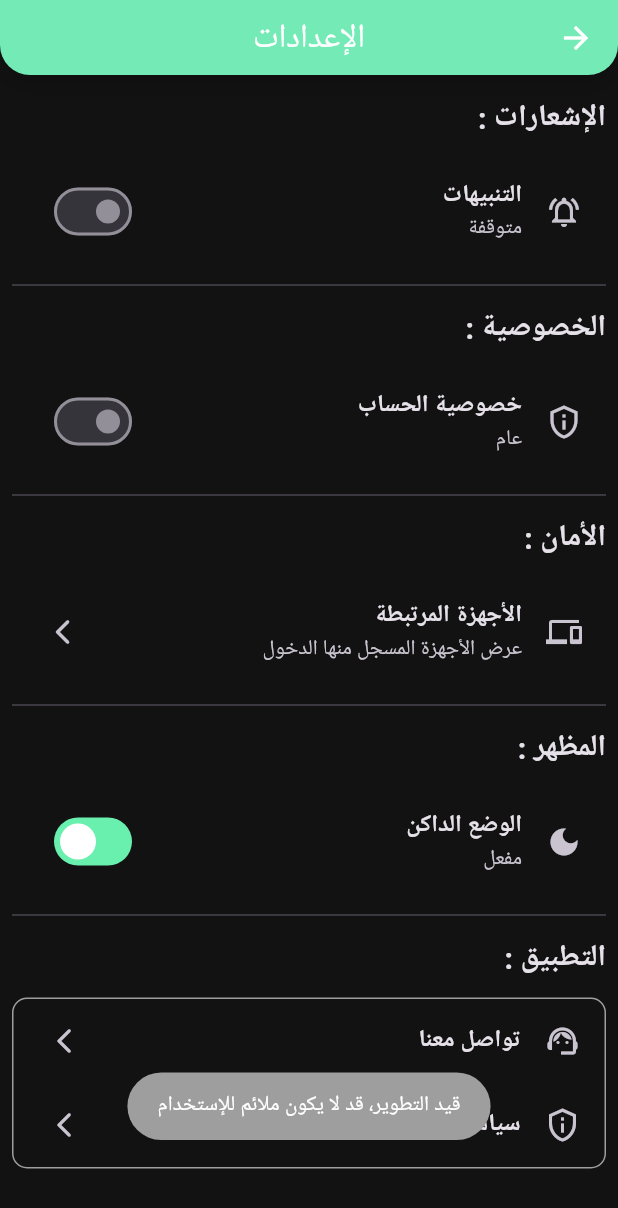
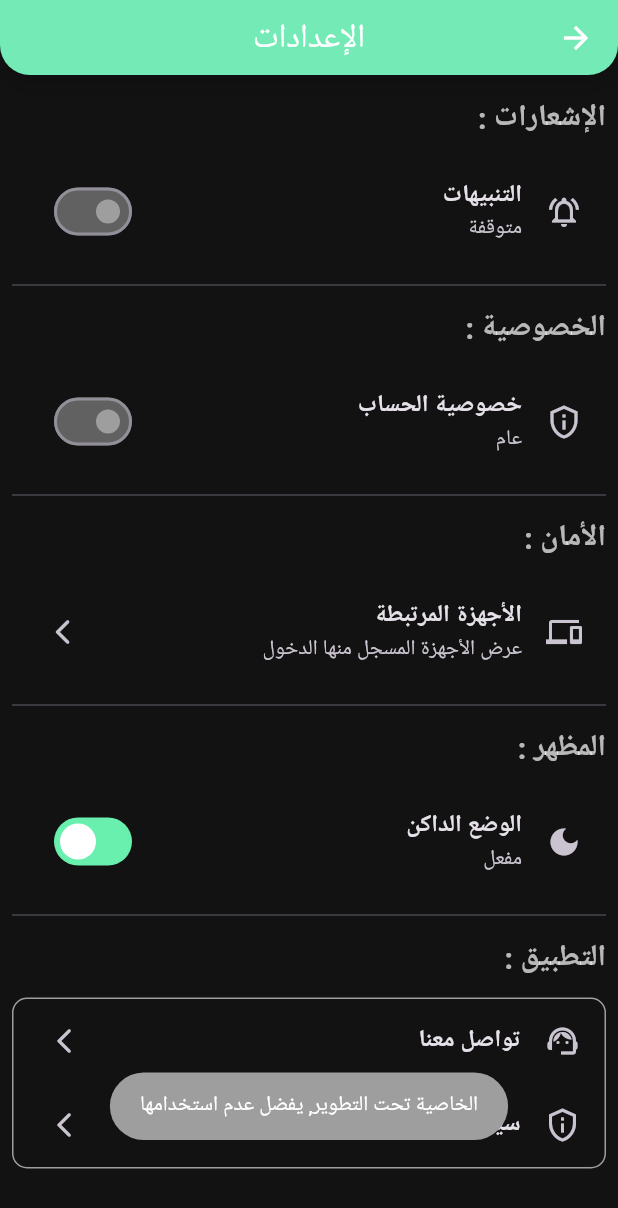
Before and after one commit to monder01/mood, a Flutter app: the SettingPage screen opened directly, after a tap on "الوضع الداكن", on a phone screen of 412 x 824 dp. Shown: the top 1208 px of the screen. Run offline on Flutter 3.47's test engine with Material 3 defaults, Android fonts, the phone set to English and light mode, and no system bars; our stand-ins replace cloud_firestore, cloud_functions, firebase_auth, firebase_core, firebase_messaging, firebase_storage and 6 more; accounts and stored records are empty.

Commit message:
dark mode 60%  there

```diff
--- a/lib/admin/addEdit/edit_course_page.dart
+++ b/lib/admin/addEdit/edit_course_page.dart
@@ -185,7 +185,7 @@ class _EditCoursePageState extends State<EditCoursePage> {
             children: [
               const Text(
                 "تفعيل/تعطيل",
-                style: TextStyle(color: Colors.black, fontSize: 16),
+                style: TextStyle(fontWeight: FontWeight.bold, fontSize: 16),
               ),
               const SizedBox(width: 10),
               Switch(
--- a/lib/global/interfaces.dart
+++ b/lib/global/interfaces.dart
@@ -8,6 +8,16 @@ import 'package:mood01/notifications/my_notifications_page.dart';
 
 class Interfaces {
   bool isLoading = false;
+
+  // elevatad button style
+  ButtonStyle elevatedButtonStyle(double width, double height) =>
+      ElevatedButton.styleFrom(
+        elevation: 5,
+        side: const BorderSide(color: Colors.greenAccent, width: 2),
+        shape: RoundedRectangleBorder(borderRadius: BorderRadius.circular(30)),
+        minimumSize: Size(width, height),
+        maximumSize: Size(width, height),
+      );
 
   // show appbar
   AppBar showAppBar(
@@ -261,24 +271,17 @@ class Interfaces {
   ) {
     return ElevatedButton(
       style: ElevatedButton.styleFrom(
-        backgroundColor: Colors.white,
-        foregroundColor: Colors.black,
         elevation: 5,
         minimumSize: Size(width, height),
         maximumSize: Size(width, height),
         shape: RoundedRectangleBorder(borderRadius: BorderRadius.circular(30)),
-        side: const BorderSide(color: Colors.greenAccent, width: 2),
       ),
       onPressed: isLoading ? null : onPressed,
       child: isLoading
           ? CircularProgressIndicator(color: Colors.greenAccent)
           : Text(
               text,
-              style: TextStyle(
-                color: Colors.black,
-                fontWeight: FontWeight.bold,
-                fontSize: 22,
-              ),
+              style: TextStyle(fontWeight: FontWeight.bold, fontSize: 22),
             ),
     );
   }
--- a/lib/global/setting_page.dart
+++ b/lib/global/setting_page.dart
@@ -174,30 +174,30 @@ class _SettingPageState extends State<SettingPage> {
                         : Icons.light_mode,
                     title: "الوضع الداكن",
                     subtitle: isDarkMode ? "مفعل" : "متوقف",
-                    onTap: () {
+                    onTap: () async {
+                      final newValue = !isDarkMode;
+
                       setState(() {
-                        isDarkMode = !isDarkMode;
-                        appThemeMode.value = isDarkMode
-                            ? ThemeMode.dark
-                            : ThemeMode.light;
+                        isDarkMode = newValue;
                       });
+
+                      await ThemeController.saveTheme(newValue);
                       showDevMessage(
-                        message: "قيد التطوير، قد لا يكون ملائم للإستخدام",
+                        message: "الخاصية تحت التطوير, يفضل عدم استخدامها",
                       );
                     },
                     trailing: Switch(
                       activeTrackColor: Colors.greenAccent,
                       activeThumbColor: Colors.white,
                       value: isDarkMode,
-                      onChanged: (value) {
+                      onChanged: (value) async {
                         setState(() {
                           isDarkMode = value;
-                          appThemeMode.value = value
-                              ? ThemeMode.dark
-                              : ThemeMode.light;
                         });
+
+                        await ThemeController.saveTheme(value);
                         showDevMessage(
-                          message: "قيد التطوير، قد لا يكون ملائم للإستخدام",
+                          message: "الخاصية تحت التطوير, يفضل عدم استخدامها",
                         );
                       },
                     ),
--- a/lib/global/theme_controller.dart
+++ b/lib/global/theme_controller.dart
@@ -1,31 +1,226 @@
 import 'package:flutter/material.dart';
+import 'package:shared_preferences/shared_preferences.dart';
 
 ValueNotifier<ThemeMode> appThemeMode = ValueNotifier(ThemeMode.light);
 
 class ThemeController {
+  static const String themeKey = "isDarkMode";
+
+  // ---------------- LIGHT THEME ----------------
+
   ThemeData lightTheme() {
     return ThemeData(
       brightness: Brightness.light,
       primarySwatch: Colors.green,
+
       scaffoldBackgroundColor: Colors.white,
+
       appBarTheme: const AppBarTheme(
         backgroundColor: Colors.greenAccent,
         foregroundColor: Colors.black,
+        elevation: 1,
       ),
+
       drawerTheme: const DrawerThemeData(backgroundColor: Colors.white),
+
+      cardColor: Colors.white,
+
+      dividerColor: Colors.grey,
+
+      iconTheme: const IconThemeData(color: Colors.black87),
+
+      textTheme: const TextTheme(
+        bodyMedium: TextStyle(color: Colors.black87),
+        bodyLarge: TextStyle(color: Colors.black87),
+      ),
+
+      // Switch
+      switchTheme: SwitchThemeData(
+        thumbColor: WidgetStateProperty.resolveWith((states) {
+          if (states.contains(WidgetState.selected)) {
+            return Colors.white;
+          }
+          return Colors.grey.shade400;
+        }),
+        trackColor: WidgetStateProperty.resolveWith((states) {
+          if (states.contains(WidgetState.selected)) {
+            return Colors.greenAccent.withValues(alpha: 0.5);
+          }
+          return Colors.grey.shade200;
+        }),
+      ),
+
+      // TextField
+      inputDecorationTheme: InputDecorationTheme(
+        filled: true,
+        fillColor: Colors.grey.shade100,
+
+        border: OutlineInputBorder(
+          borderRadius: BorderRadius.circular(8),
+          borderSide: BorderSide(color: Colors.grey.shade400),
+        ),
+
+        enabledBorder: OutlineInputBorder(
+          borderRadius: BorderRadius.circular(8),
+          borderSide: BorderSide(color: Colors.grey.shade400),
+        ),
+
+        focusedBorder: const OutlineInputBorder(
+          borderRadius: BorderRadius.all(Radius.circular(8)),
+          borderSide: BorderSide(color: Colors.greenAccent, width: 2),
+        ),
+
+        errorBorder: const OutlineInputBorder(
+          borderRadius: BorderRadius.all(Radius.circular(8)),
+          borderSide: BorderSide(color: Colors.red),
+        ),
+
+        labelStyle: const TextStyle(color: Colors.black87),
+        hintStyle: const TextStyle(color: Colors.grey),
+      ),
+
+      // Elevated Button
+      elevatedButtonTheme: ElevatedButtonThemeData(
+        style: ElevatedButton.styleFrom(
+          backgroundColor: Colors.greenAccent,
+          foregroundColor: Colors.black,
+          elevation: 2,
+          shape: RoundedRectangleBorder(borderRadius: BorderRadius.circular(8)),
+        ),
+      ),
+
+      // Text Button
+      textButtonTheme: TextButtonThemeData(
+        style: TextButton.styleFrom(foregroundColor: Colors.green),
+      ),
+
+      // Outlined Button
+      outlinedButtonTheme: OutlinedButtonThemeData(
+        style: OutlinedButton.styleFrom(
+          foregroundColor: Colors.green,
+          side: const BorderSide(color: Colors.green),
+          shape: RoundedRectangleBorder(borderRadius: BorderRadius.circular(8)),
+        ),
+      ),
+
+      snackBarTheme: const SnackBarThemeData(
+        backgroundColor: Colors.black87,
+        contentTextStyle: TextStyle(color: Colors.white),
+      ),
     );
   }
+
+  // ---------------- DARK THEME ----------------
 
   ThemeData darkTheme() {
     return ThemeData(
       brightness: Brightness.dark,
       primarySwatch: Colors.green,
+
       scaffoldBackgroundColor: const Color(0xFF121212),
+
       appBarTheme: const AppBarTheme(
         backgroundColor: Color(0xFF1E1E1E),
         foregroundColor: Colors.white,
+        elevation: 1,
       ),
+
       drawerTheme: const DrawerThemeData(backgroundColor: Color(0xFF1E1E1E)),
+
+      cardColor: const Color(0xFF1E1E1E),
+
+      dividerColor: Colors.grey,
+
+      iconTheme: const IconThemeData(color: Colors.white70),
+
+      textTheme: const TextTheme(
+        bodyMedium: TextStyle(color: Colors.white70),
+        bodyLarge: TextStyle(color: Colors.white70),
+      ),
+
+      switchTheme: SwitchThemeData(
+        thumbColor: WidgetStateProperty.resolveWith((states) {
+          if (states.contains(WidgetState.selected)) {
+            return Colors.white;
+          }
+          return Colors.grey;
+        }),
+        trackColor: WidgetStateProperty.resolveWith((states) {
+          if (states.contains(WidgetState.selected)) {
+            return Colors.greenAccent.withValues(alpha: 0.5);
+          }
+          return Colors.grey.shade700;
+        }),
+      ),
+
+      // TextField
+      inputDecorationTheme: const InputDecorationTheme(
+        filled: true,
+        fillColor: Color(0xFF1E1E1E),
+
+        border: OutlineInputBorder(
+          borderRadius: BorderRadius.all(Radius.circular(8)),
+          borderSide: BorderSide(color: Colors.grey),
+        ),
+
+        enabledBorder: OutlineInputBorder(
+          borderRadius: BorderRadius.all(Radius.circular(8)),
+          borderSide: BorderSide(color: Colors.grey),
+        ),
+
+        focusedBorder: OutlineInputBorder(
+          borderRadius: BorderRadius.all(Radius.circular(8)),
+          borderSide: BorderSide(color: Colors.greenAccent, width: 2),
+        ),
+
+        labelStyle: TextStyle(color: Colors.white70),
+        hintStyle: TextStyle(color: Colors.grey),
+      ),
+
+      // Elevated Button
+      elevatedButtonTheme: ElevatedButtonThemeData(
+        style: ElevatedButton.styleFrom(
+          backgroundColor: Colors.greenAccent,
+          foregroundColor: Colors.black,
+          elevation: 2,
+          shape: RoundedRectangleBorder(borderRadius: BorderRadius.circular(8)),
+        ),
+      ),
+
+      // Text Button
+      textButtonTheme: TextButtonThemeData(
+        style: TextButton.styleFrom(foregroundColor: Colors.greenAccent),
+      ),
+
+      // Outlined Button
+      outlinedButtonTheme: OutlinedButtonThemeData(
+        style: OutlinedButton.styleFrom(
+          foregroundColor: Colors.greenAccent,
+          side: const BorderSide(color: Colors.greenAccent),
+          shape: RoundedRectangleBorder(borderRadius: BorderRadius.circular(8)),
+        ),
+      ),
+
+      snackBarTheme: const SnackBarThemeData(
+        backgroundColor: Color(0xFF2A2A2A),
+        contentTextStyle: TextStyle(color: Colors.white),
+      ),
     );
   }
+
+  // ---------------- LOAD THEME ----------------
+
+  static Future<void> loadTheme() async {
+    final prefs = await SharedPreferences.getInstance();
+    final isDarkMode = prefs.getBool(themeKey) ?? false;
+    appThemeMode.value = isDarkMode ? ThemeMode.dark : ThemeMode.light;
+  }
+
+  // ---------------- SAVE THEME ----------------
+
+  static Future<void> saveTheme(bool isDarkMode) async {
+    final prefs = await SharedPreferences.getInstance();
+    await prefs.setBool(themeKey, isDarkMode);
+    appThemeMode.value = isDarkMode ? ThemeMode.dark : ThemeMode.light;
+  }
 }
--- a/lib/main.dart
+++ b/lib/main.dart
@@ -1,7 +1,7 @@
 import 'package:flutter/material.dart';
-import 'package:mood01/global/theme_controller.dart';
 import 'package:mood01/notifications/firebase_notifications.dart';
 import 'package:mood01/navi_go.dart';
+import 'package:mood01/global/theme_controller.dart';
 import 'firebase_options.dart';
 import 'package:firebase_core/firebase_core.dart';
 import 'package:flutter_localizations/flutter_localizations.dart';
@@ -11,6 +11,7 @@ void main() async {
   await Firebase.initializeApp(options: DefaultFirebaseOptions.currentPlatform);
 
   await FirebaseNotifications.init();
+  await ThemeController.loadTheme();
 
   runApp(const MyApp());
 }
@@ -20,6 +21,8 @@ class MyApp extends StatelessWidget {
 
   @override
   Widget build(BuildContext context) {
+    final themeController = ThemeController();
+
     return ValueListenableBuilder<ThemeMode>(
       valueListenable: appThemeMode,
       builder: (context, themeMode, child) {
@@ -34,12 +37,9 @@ class MyApp extends StatelessWidget {
             GlobalWidgetsLocalizations.delegate,
             GlobalCupertinoLocalizations.delegate,
           ],
-
           themeMode: themeMode,
-
-          theme: ThemeController().lightTheme(),
-
-          darkTheme: ThemeController().darkTheme(),
+          theme: themeController.lightTheme(),
+          darkTheme: themeController.darkTheme(),
         );
       },
     );
```
Also changed, not shown: lib/admin/addEdit/edit_department_page.dart (+11 -6 lines), lib/admin/admin_main_page.dart (+8 -24 lines), lib/admin/admin_system_page.dart (+3 -17 lines), lib/admin/admin_user_management_page.dart (+10 -16 lines).
